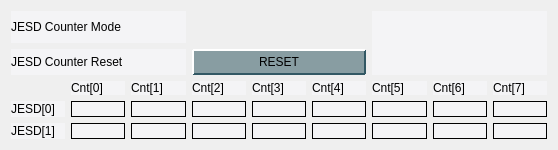
Before: the Qt Designer form jesd.ui in cristinasewell/ATCA_PyDM_Screens, drawn with Qt 5.
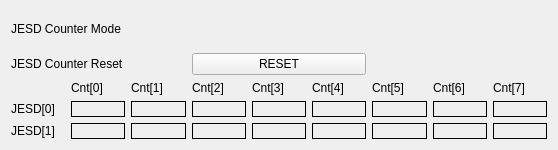
After: the same form once the commit is applied. Custom widgets are drawn as their Qt base class.

The edit to the form file:
```diff
--- a/jesd.ui
+++ b/jesd.ui
@@ -14,160 +14,7 @@
    <string>JESD - ${DEVICE}</string>
   </property>
   <property name="styleSheet">
-   <string notr="true">/* Background color of popup-list.*/ 
-QComboBox QListView{
-    background-color:white;
-    border:1px solid gray;
-}
-/* Needed to complete the rule set. */
-QComboBox::item:alternate {
-    background: white;
-}
-/* Color of the selected list item. */
-QComboBox::item:selected {
-    border: 1px solid transparent;
-    background:yellow;
-}
-/* Indicator will shine through the label text if you don't make it hidden. */
-QComboBox::indicator{
-    background-color:transparent;
-    selection-background-color:transparent;
-    color:transparent;
-    selection-color:transparent;
-}
-
-QFrame{
-  background-color: rgb(244,244,246)
-}
-
-QPushButton {
-    background-color: rgb(136,157,162);
-    border-color: rgb(212,228,233) rgb(50,88,100) rgb(50,88,100) rgb(212,228,233);
-    border-style: outset;
-    border-radius: 1px;
-    border-width: 2px; 
-    padding: 4px;
-}
-QPushButton:hover {
-   background-color: rgb(106,127,132);
-}
-QPushButton:pressed {
-    background-color: rgb(208,229,232);
-    border-style: inset;
-    border-width: 2px;
-	border-color: rgb(50,88,100) rgb(212,228,233) rgb(212,228,233) rgb(50,88,100);
-}
-QPushButton:checked{
-    background-color: rgb(208,229,232);
-    border-style: inset;
-    border-width: 2px;
-	border-color:  rgb(112,134,142) rgb(229,233,235) rgb(239,233,235) rgb(112,134,142);
-}
-QLineEdit {
-  background-color: rgb(218,223,230);
-  border-color: rgb(66,77,96);
-  border-style: inset;
-  border-width: 2px 1px 1px 2px;
-}
-QLineEdit:hover {
- background-color: rgb(198,203,210)
-}
-PyDMLabel {
-  background-color: rgb(189,197,205);
-}
-
- QTabWidget::pane {
-    border: 1px solid black;
-    background: white;
-}
-
-QTabWidget::tab-bar:top {
-    top: 1px;
-}
-
-QTabWidget::tab-bar:bottom {
-    bottom: 1px;
-}
-
-QTabWidget::tab-bar:left {
-    right: 1px;
-}
-
-QTabWidget::tab-bar:right {
-    left: 1px;
-}
-
-QTabBar::tab {
-    border: 1px solid black;
-}
-
-QTabBar::tab:selected {
-    background: rgb(220,229,236);
-}
-
-QTabBar::tab:!selected {
-    background: rgb(132,165,190);
-}
-
-QTabBar::tab:!selected:hover {
-    background: rgb(120,153,178);
-}
-
-QTabBar::tab:top:!selected {
-    margin-top: 3px;
-}
-
-QTabBar::tab:bottom:!selected {
-    margin-bottom: 3px;
-}
-
-QTabBar::tab:top, QTabBar::tab:bottom {
-    min-width: 6ex;
-    margin-right: -1px;
-    padding: 4px 8px 4px 8px;
-	border-radius: 2px;
-}
-
-QTabBar::tab:top:selected {
-    border-bottom-color: none;
-}
-
-QTabBar::tab:bottom:selected {
-    border-top-color: none;
-}
-
-QTabBar::tab:top:last, QTabBar::tab:bottom:last,
-QTabBar::tab:top:only-one, QTabBar::tab:bottom:only-one {
-    margin-right: 0;
-}
-
-QTabBar::tab:left:!selected {
-    margin-right: 3px;
-}
-
-QTabBar::tab:right:!selected {
-    margin-left: 3px;
-}
-
-QTabBar::tab:left, QTabBar::tab:right {
-    min-height: 6ex;
-    margin-bottom: -1px;
-    padding: 8px 5px 8px 5px;
-	border-radius: 2px;
-}
-
-QTabBar::tab:left:selected {
-    border-left-color: none;
-}
-
-QTabBar::tab:right:selected {
-    border-right-color: none;
-}
-
-QTabBar::tab:left:last, QTabBar::tab:right:last,
-QTabBar::tab:left:only-one, QTabBar::tab:right:only-one {
-    margin-bottom: 0;
-}</string>
+   <string notr="true"/>
   </property>
   <layout class="QVBoxLayout" name="verticalLayout">
    <item>
```
